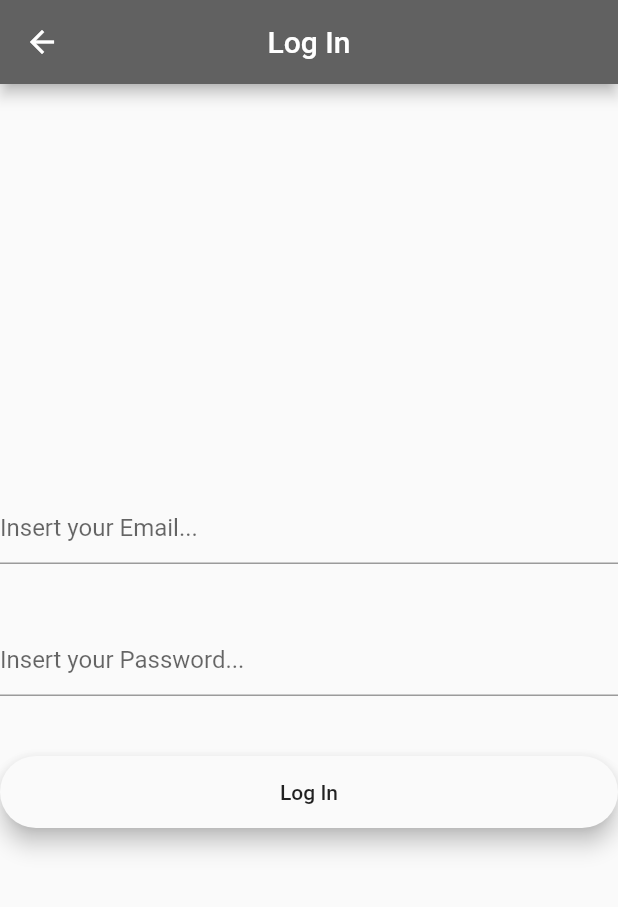
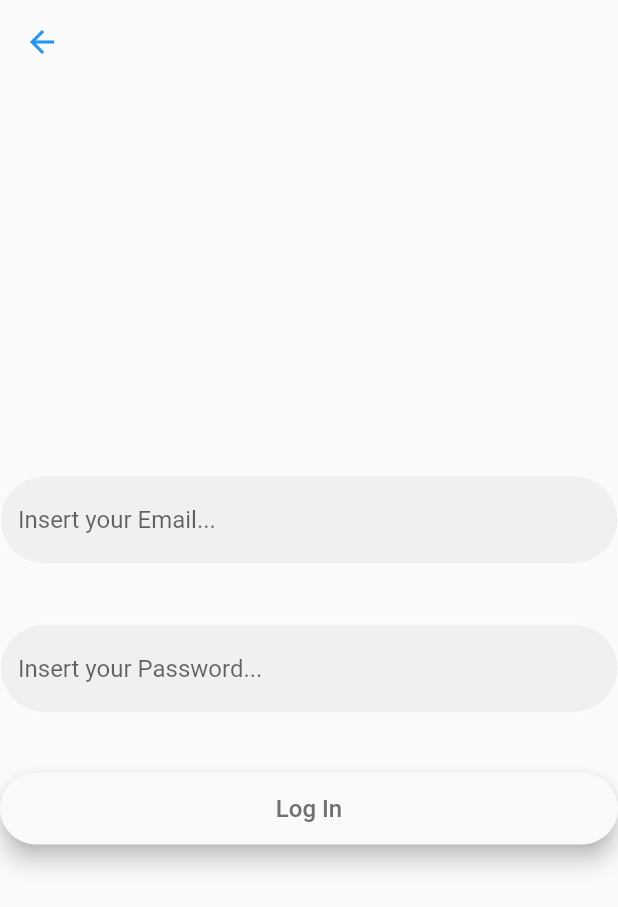
Before and after one commit to dawiddszewczyk/Flutter_chat_app, a Flutter app: the screen it shows after launch, after a tap on "Log In", on a phone screen of 412 x 824 dp. Shown: the top 907 px of the screen. Run offline on Flutter 3.47's test engine with Material 2 defaults, Android fonts, the phone set to English and light mode, and no system bars; our stand-ins replace cloud_firestore, firebase_auth, flutter_svg; accounts and stored records are empty; Roboto replaces fonts that are missing (Segoe UI).

Commit message:
First step to UI

```diff
--- a/flutter_chat_app/lib/pages/Custom_buttons/Choose_buttons.dart
+++ b/flutter_chat_app/lib/pages/Custom_buttons/Choose_buttons.dart
@@ -12,8 +12,14 @@ class CustomButton extends StatelessWidget {
         borderRadius: BorderRadius.circular(30.0),
         child: MaterialButton(
           onPressed: call_back,
-          minWidth: 150.0,
-          child: Text(text_button),
+          minWidth: 220.0,
+          child: Text(text_button,
+            style: TextStyle(
+              fontFamily: 'Segoe UI',
+              fontSize: 16,
+              color: const Color(0xff707070),
+            ),
+          ),
         ),
       ),
     );
--- a/flutter_chat_app/lib/pages/Home_choose.dart
+++ b/flutter_chat_app/lib/pages/Home_choose.dart
@@ -4,6 +4,7 @@ import 'Custom_buttons/Choose_buttons.dart';
 import 'login.dart';
 import 'register.dart';
 import 'Phone_auth.dart';
+import 'package:flutter_svg/flutter_svg.dart';
 class Choose extends StatefulWidget {
 
   @override
@@ -31,9 +32,17 @@ class MyHomePage extends StatelessWidget {
             mainAxisAlignment: MainAxisAlignment.center,
             crossAxisAlignment: CrossAxisAlignment.center,
             children: <Widget>[
-                Text("Simple Chat",
-                style: TextStyle(fontWeight: FontWeight.w500,fontSize: 30)),
-                SizedBox(height: 30),
+              Text(
+                'Welcome!',
+                style: TextStyle(
+                  fontFamily: 'Segoe UI',
+                  fontSize: 35,
+                  color: const Color(0xff17aff5),
+                  fontWeight: FontWeight.w300,
+                ),
+                textAlign: TextAlign.center,
+              ),
+                SizedBox(height: 40),
                 CustomButton(
                   text_button: "Log In",
                   call_back: () {
--- a/flutter_chat_app/lib/pages/Phone_auth.dart
+++ b/flutter_chat_app/lib/pages/Phone_auth.dart
@@ -16,14 +16,13 @@ class _sms_authState extends State<sms_auth> {
   @override
   Widget build(BuildContext context) {
     return Scaffold(
-      appBar:  AppBar(
-        backgroundColor: Colors.grey[700],
+      appBar: AppBar(
+        backgroundColor: Colors.transparent,
+        elevation: 0.0,
         leading: IconButton(
-          icon: Icon(Icons.arrow_back, color: Colors.white),
+          icon: Icon(Icons.arrow_back, color: Colors.blue),
           onPressed: () => Navigator.of(context).pop(),
         ),
-        title: Text("Phone Auth"),
-        centerTitle: true,
       ),
       body: Form(
         key: formKey,
--- a/flutter_chat_app/lib/pages/login.dart
+++ b/flutter_chat_app/lib/pages/login.dart
@@ -32,9 +32,12 @@ class _LoginState extends State<Login> {
   Widget build(BuildContext context) {
     return Scaffold(
       appBar: AppBar(
-        title: Text("Log In"),
-        backgroundColor: Colors.grey[700],
-        centerTitle: true,
+        backgroundColor: Colors.transparent,
+        elevation: 0.0,
+        leading: IconButton(
+          icon: Icon(Icons.arrow_back, color: Colors.blue),
+          onPressed: () => Navigator.of(context).pop(),
+        ),
       ),
       body: Column(
         mainAxisAlignment: MainAxisAlignment.center,
@@ -45,7 +48,16 @@ class _LoginState extends State<Login> {
             keyboardType:  TextInputType.emailAddress,
             decoration:  InputDecoration(
               hintText: "Insert your Email...",
+              enabledBorder: OutlineInputBorder(
+                borderRadius: BorderRadius.circular(36),
+                borderSide:  BorderSide(color: Colors.white, width: 0.0),
+              ),
+              focusedBorder: OutlineInputBorder(
+                  borderRadius: BorderRadius.circular(36),
+                  borderSide: BorderSide(color: Colors.white)),
+              filled: true,
             ),
+
           ),
           SizedBox(height: 40),
           TextField(
@@ -54,6 +66,14 @@ class _LoginState extends State<Login> {
             obscureText: true,
             decoration:  InputDecoration(
               hintText: "Insert your Password...",
+              enabledBorder: OutlineInputBorder(
+                borderRadius: BorderRadius.circular(36),
+                borderSide:  BorderSide(color: Colors.white, width: 0.0),
+              ),
+              focusedBorder: OutlineInputBorder(
+                  borderRadius: BorderRadius.circular(36),
+                  borderSide: BorderSide(color: Colors.white)),
+              filled: true,
             ),),
           SizedBox(height: 40),
           CustomButton(text_button: "Log In",
--- a/flutter_chat_app/lib/pages/register.dart
+++ b/flutter_chat_app/lib/pages/register.dart
@@ -28,11 +28,14 @@ class _RegisterState extends State<Register> {
   @override
   Widget build(BuildContext context) {
     return Scaffold(
-        appBar: AppBar(
-          title: Text("Chat app"),
-          backgroundColor: Colors.grey[700],
-          centerTitle: true,
+      appBar: AppBar(
+        backgroundColor: Colors.transparent,
+        elevation: 0.0,
+        leading: IconButton(
+          icon: Icon(Icons.arrow_back, color: Colors.blue),
+          onPressed: () => Navigator.of(context).pop(),
         ),
+      ),
       body: Column(
         mainAxisAlignment: MainAxisAlignment.center,
         crossAxisAlignment: CrossAxisAlignment.stretch,
--- a/flutter_chat_app/pubspec.yaml
+++ b/flutter_chat_app/pubspec.yaml
@@ -25,6 +25,7 @@ dependencies:
   cupertino_icons: ^0.1.2
   firebase_auth: ^0.16.1
   cloud_firestore: ^0.13.6
+  adobe_xd: ^0.1.4
 
 
 dev_dependencies:
```
Also changed, not shown: flutter_chat_app/pubspec.lock.
